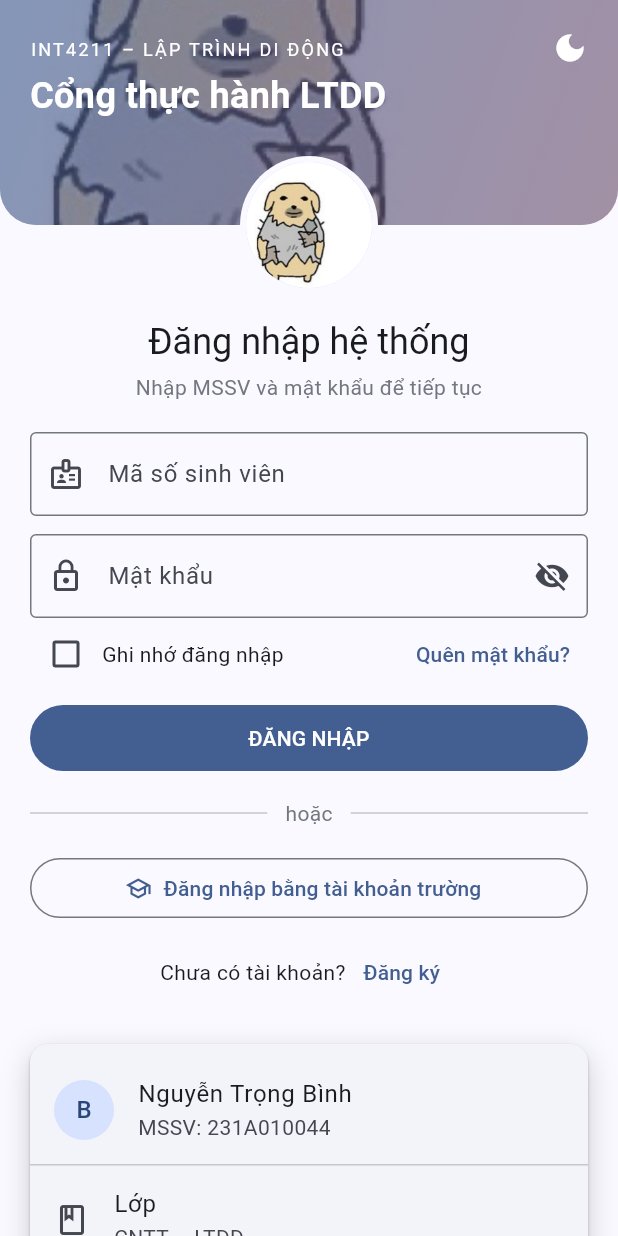
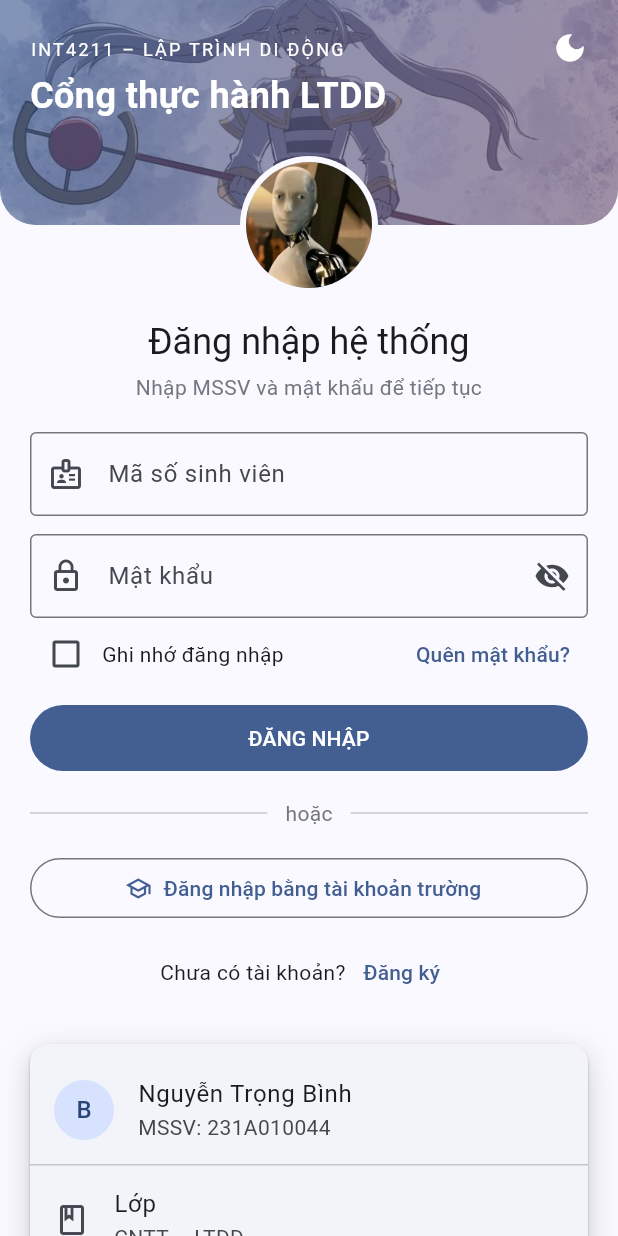
Before and after one commit to binhake/LTTCTBDD_LAB-F2, a Flutter app: the screen it shows after launch, on a phone screen of 412 x 824 dp. Run offline on Flutter 3.47's test engine with Material 3 defaults, Android fonts, the phone set to English and light mode, and no system bars.

Commit message:
F2: anh nen cho anh bia va do bong the ho so

```diff
--- a/lib/widgets/header_banner.dart
+++ b/lib/widgets/header_banner.dart
@@ -24,7 +24,7 @@ class HeaderBanner extends StatelessWidget {
                 end: Alignment.bottomRight,
               ),
               image: const DecorationImage(
-                image: AssetImage('assets/images/banner.jpg'),
+                image: AssetImage('assets/images/Untitled.png'),
                 fit: BoxFit.cover,
                 opacity: 0.35,
               ),
@@ -71,7 +71,7 @@ class HeaderBanner extends StatelessWidget {
                   // ),
                   child: const CircleAvatar(
                     radius: 42,
-                    backgroundImage: AssetImage('assets/images/banner.jpg'),
+                    backgroundImage: AssetImage('assets/images/avatar.jpg'),
                   ),
                 ),
               ),
--- a/lib/widgets/profile_card.dart
+++ b/lib/widgets/profile_card.dart
@@ -41,15 +41,15 @@ class ProfileCard extends StatelessWidget {
               const ListTile(
                 leading: Icon(Icons.mail_outline),
                 title: Text('Email'),
-                subtitle: Text('binh231A010044@vhu.edu.vn'),
+                subtitle: Text('binh231A010044@st.vhu.edu.vn'),
               ),
               Padding(
                 padding: const EdgeInsets.fromLTRB(16, 8, 16, 12),
                 child: Row(
                   children: const [
-                    Expanded(child: StatBox(label: 'Lab đã nộp', value: '1')),
+                    Expanded(child: StatBox(label: 'Lab đã nộp', value: '5')),
                     SizedBox(width: 12),
-                    Expanded(child: StatBox(label: 'Điểm TB lab', value: '8.5')),
+                    Expanded(child: StatBox(label: 'Điểm TB lab', value: '9.5')),
                   ],
                 ),
               ),
```
Also changed, not shown: assets/images/Untitled.png (added), assets/images/avatar.jpg (added).
